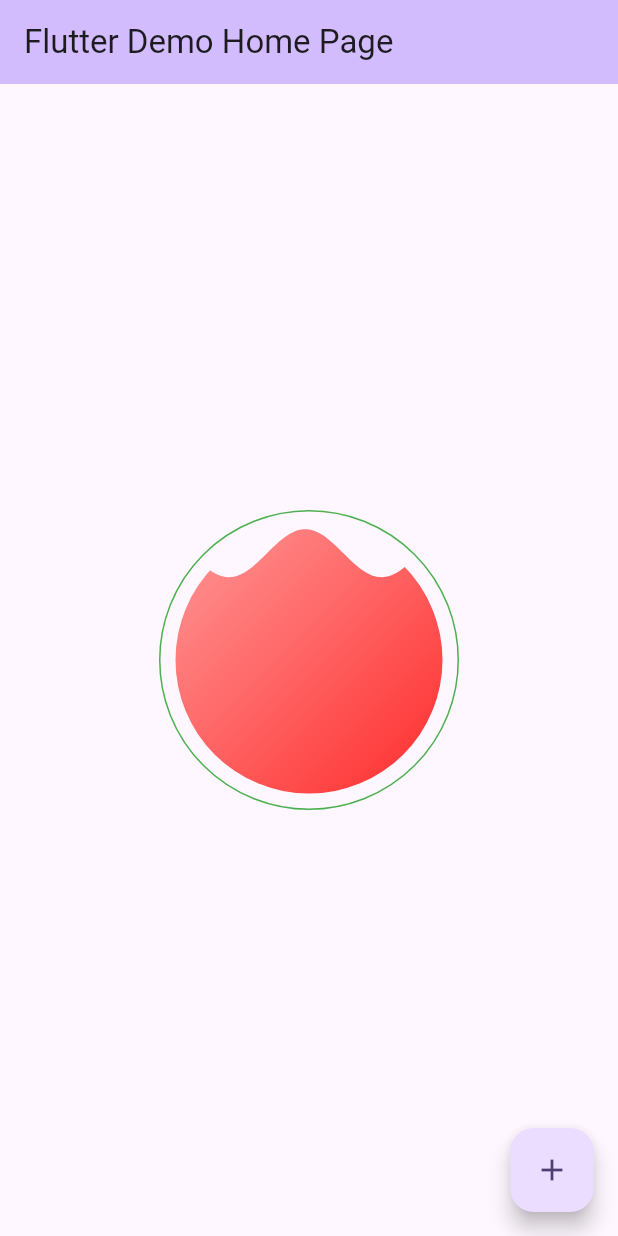
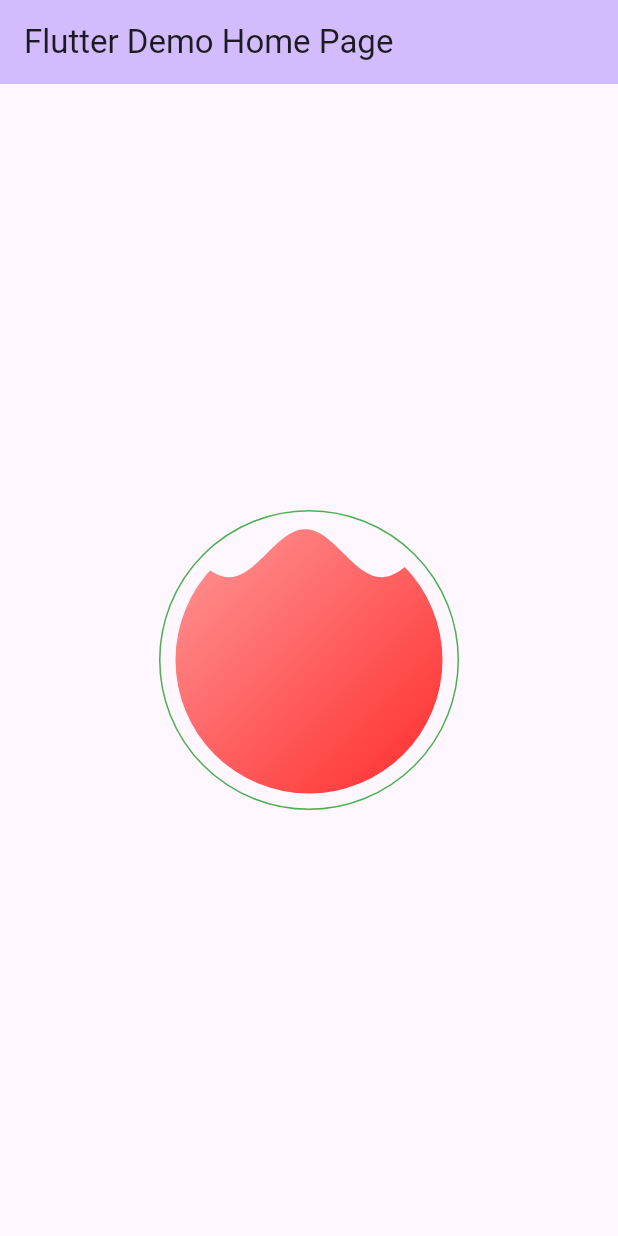
Before and after one commit to Azad-Zhang/liquid_ball_pub_dev, a Flutter app: the screen it shows after launch, on a phone screen of 412 x 824 dp. Run offline on Flutter 3.47's test engine with Material 3 defaults, Android fonts, the phone set to English and light mode, and no system bars.

Commit message:
Modify comments

```diff
--- a/example/lib/main.dart
+++ b/example/lib/main.dart
@@ -8,27 +8,11 @@ void main() {
 class MyApp extends StatelessWidget {
   const MyApp({super.key});
 
-  // This widget is the root of your application.
   @override
   Widget build(BuildContext context) {
     return MaterialApp(
       title: 'Flutter Demo',
       theme: ThemeData(
-        // This is the theme of your application.
-        //
-        // TRY THIS: Try running your application with "flutter run". You'll see
-        // the application has a purple toolbar. Then, without quitting the app,
-        // try changing the seedColor in the colorScheme below to Colors.green
-        // and then invoke "hot reload" (save your changes or press the "hot
-        // reload" button in a Flutter-supported IDE, or press "r" if you used
-        // the command line to start the app).
-        //
-        // Notice that the counter didn't reset back to zero; the application
-        // state is not lost during the reload. To reset the state, use hot
-        // restart instead.
-        //
-        // This works for code too, not just values: Most code changes can be
-        // tested with just a hot reload.
         colorScheme: ColorScheme.fromSeed(seedColor: Colors.deepPurple),
         useMaterial3: true,
       ),
@@ -40,15 +24,6 @@ class MyApp extends StatelessWidget {
 class MyHomePage extends StatefulWidget {
   const MyHomePage({super.key, required this.title});
 
-  // This widget is the home page of your application. It is stateful, meaning
-  // that it has a State object (defined below) that contains fields that affect
-  // how it looks.
-
-  // This class is the configuration for the state. It holds the values (in this
-  // case the title) provided by the parent (in this case the App widget) and
-  // used by the build method of the State. Fields in a Widget subclass are
-  // always marked "final".
-
   final String title;
 
   @override
@@ -56,41 +31,17 @@ class MyHomePage extends StatefulWidget {
 }
 
 class _MyHomePageState extends State<MyHomePage> {
-  int _counter = 0;
-
-  void _incrementCounter() {
-    setState(() {
-      // This call to setState tells the Flutter framework that something has
-      // changed in this State, which causes it to rerun the build method below
-      // so that the display can reflect the updated values. If we changed
-      // _counter without calling setState(), then the build method would not be
-      // called again, and so nothing would appear to happen.
-      _counter++;
-    });
-  }
-
   @override
   Widget build(BuildContext context) {
-    // This method is rerun every time setState is called, for instance as done
-    // by the _incrementCounter method above.
-    //
-    // The Flutter framework has been optimized to make rerunning build methods
-    // fast, so that you can just rebuild anything that needs updating rather
-    // than having to individually change instances of widgets.
     return Scaffold(
       appBar: AppBar(
-        // TRY THIS: Try changing the color here to a specific color (to
-        // Colors.amber, perhaps?) and trigger a hot reload to see the AppBar
-        // change color while the other colors stay the same.
         backgroundColor: Theme.of(context).colorScheme.inversePrimary,
-        // Here we take the value from the MyHomePage object that was created by
-        // the App.build method, and use it to set our appbar title.
         title: Text(widget.title),
       ),
       body: Center(
           child: LiquidBallWidget(
-            percentage: 0.9,
-        waveGradient: LinearGradient(
+        percentage: 0.9,
+        waveGradient: const LinearGradient(
           colors: [
             Color(0xFFFF9797),
             Color(0xFFFF2C2C),
@@ -102,11 +53,6 @@ class _MyHomePageState extends State<MyHomePage> {
         containerBorder: Border.all(color: Colors.green),
         containerSize: 200,
       )),
-      floatingActionButton: FloatingActionButton(
-        onPressed: _incrementCounter,
-        tooltip: 'Increment',
-        child: const Icon(Icons.add),
-      ), // This trailing comma makes auto-formatting nicer for build methods.
     );
   }
 }
--- a/example/pubspec.yaml
+++ b/example/pubspec.yaml
@@ -16,7 +16,7 @@ publish_to: 'none' # Remove this line if you wish to publish to pub.dev
 # https://developer.apple.com/library/archive/documentation/General/Reference/InfoPlistKeyReference/Articles/CoreFoundationKeys.html
 # In Windows, build-name is used as the major, minor, and patch parts
 # of the product and file versions while build-number is used as the build suffix.
-version: 1.0.0+1
+version: 1.0.3
 
 environment:
   sdk: '>=3.4.3 <4.0.0'
--- a/pubspec.yaml
+++ b/pubspec.yaml
@@ -1,10 +1,10 @@
 name: liquid_ball
 description: An animated waterdrop ball component that can use gradients, margins, and animation controllers.
-version: 1.0.2
+version: 1.0.3
 # repository: https://github.com/my_org/my_repo
 license: MIT
-homepage: https://github.com/Azad-Zhang/flutter_liquid
-repository: https://github.com/Azad-Zhang/flutter_liquid
+homepage: https://github.com/Azad-Zhang/flutter_liquid_ball
+repository: https://github.com/Azad-Zhang/flutter_liquid_ball
 
 environment:
   sdk: '>=2.19.0 <4.0.0'
```
Also changed, not shown: 1 other file.
